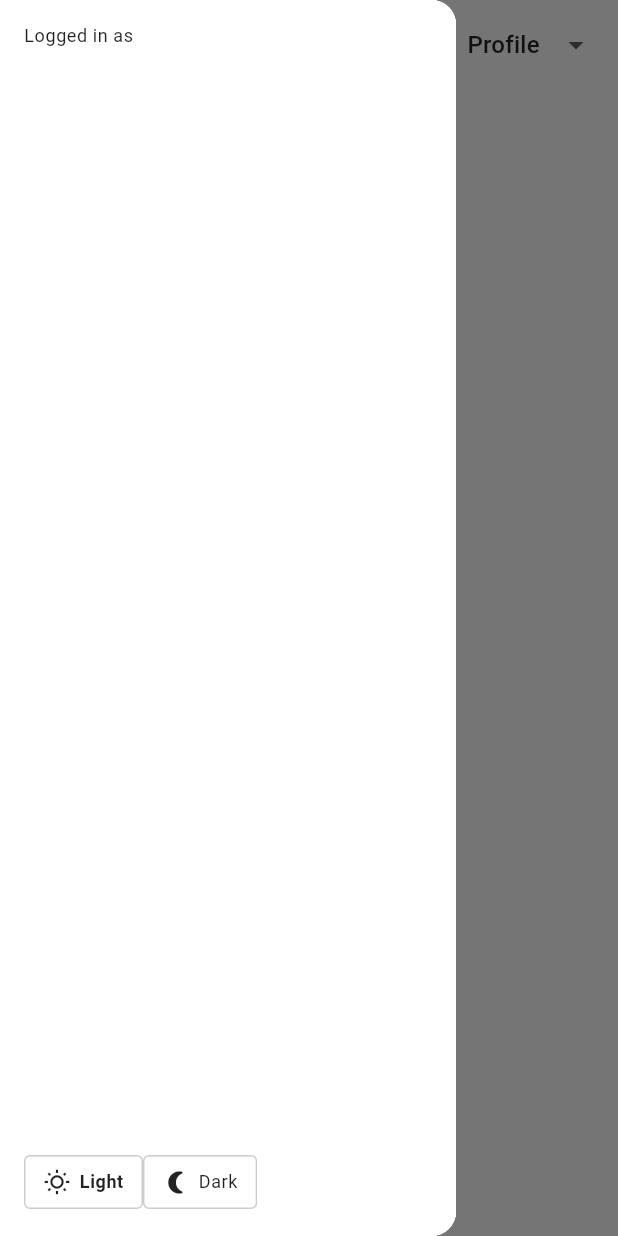
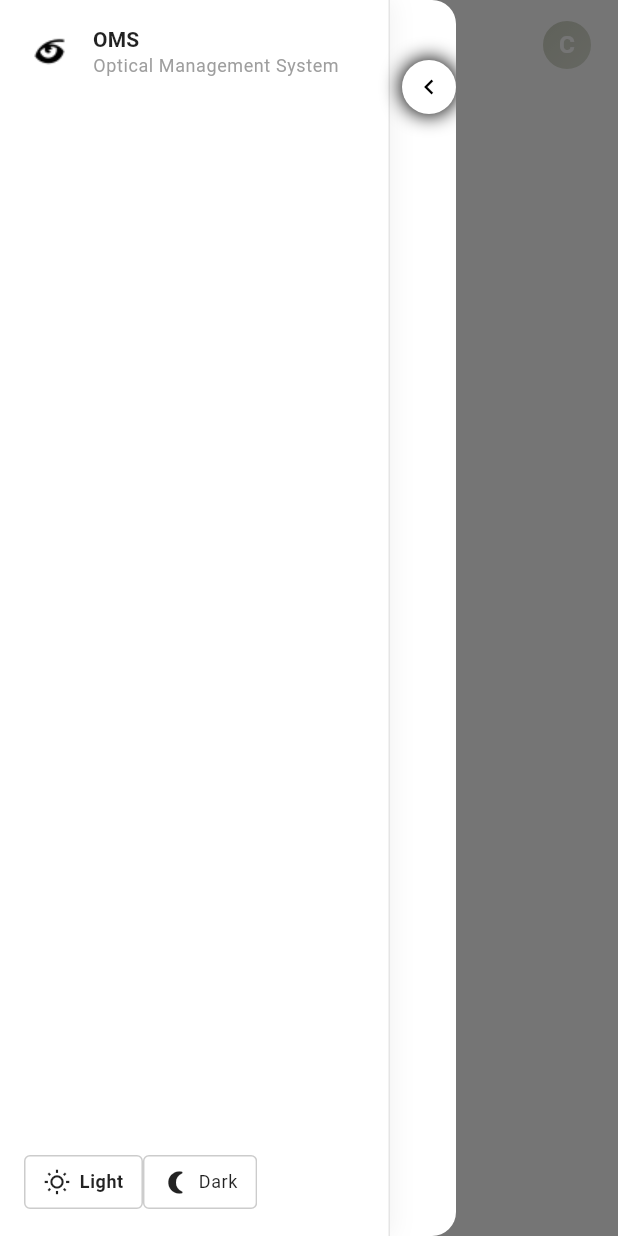
Before and after one commit to redaya88/krema-gms-web-flutter, a Flutter app: the DashboardView screen opened by its route, with the side drawer open, on a phone screen of 412 x 824 dp. Run offline on Flutter 3.47's test engine with Material 3 defaults, Android fonts, the phone set to English and light mode, and no system bars; our stand-ins replace get, get_storage; accounts and stored records are empty.

Commit message:
fix: handle half floating button

```diff
--- a/lib/core/widgets/sidebar_theme_toggle.dart
+++ b/lib/core/widgets/sidebar_theme_toggle.dart
@@ -1,7 +1,7 @@
 import 'package:flutter/material.dart';
 import 'package:get/get.dart';
 import '../../core/services/theme_service.dart';
-import 'package:krema_gms_web/core/widgets/theme_segmented_toggle.dart';
+import 'theme_segmented_toggle.dart';
 
 class SidebarThemeToggle extends StatelessWidget {
   final bool expanded;
--- /dev/null
+++ b/lib/core/widgets/user_avatar.dart
@@ -0,0 +1,92 @@
+import 'dart:math';
+import 'package:flutter/material.dart';
+
+class UserAvatar extends StatelessWidget {
+  final String username;
+  final String? imageUrl;
+  final double size;
+  final double borderWidth;
+  final Color borderColor;
+  final List<Color>? gradientColors;
+
+  const UserAvatar({
+    super.key,
+    required this.username,
+    this.imageUrl,
+    this.size = 40,
+    this.borderWidth = 2,
+    this.borderColor = Colors.white,
+    this.gradientColors,
+  });
+
+  /// Generate deterministic color from username
+  Color _generateColor(String text) {
+    final seed = text.hashCode & 0xFFFFFF;
+    final random = Random(seed);
+    return Color.fromARGB(
+      255,
+      150 + random.nextInt(105), // bright color range
+      150 + random.nextInt(105),
+      150 + random.nextInt(105),
+    );
+  }
+
+  /// Generate gradient from username
+  List<Color> _generateGradient(String text) {
+    final base = _generateColor(text);
+    return [
+      base.withOpacity(0.9),
+      base.withOpacity(0.6),
+    ];
+  }
+
+  @override
+  Widget build(BuildContext context) {
+    final initials = username.isNotEmpty ? username[0].toUpperCase() : '?';
+    final gradient = gradientColors ?? _generateGradient(username);
+
+    return Container(
+      width: size,
+      height: size,
+      decoration: BoxDecoration(
+        shape: BoxShape.circle,
+        gradient: LinearGradient(
+          colors: gradient,
+          begin: Alignment.topLeft,
+          end: Alignment.bottomRight,
+        ),
+
+        // border only — NO SHADOW
+        border: Border.all(
+          width: borderWidth,
+          color: borderColor,
+        ),
+      ),
+      child: ClipOval(
+        child: imageUrl != null && imageUrl!.isNotEmpty
+            ? Image.network(
+                imageUrl!,
+                fit: BoxFit.cover,
+                errorBuilder: (context, error, stack) {
+                  return _fallback(initials);
+                },
+              )
+            : _fallback(initials),
+      ),
+    );
+  }
+
+  /// Fallback to initial hero character
+  Widget _fallback(String initial) {
+    return Center(
+      child: Text(
+        initial,
+        style: TextStyle(
+          fontSize: size * 0.45,
+          color: Colors.white,
+          fontWeight: FontWeight.bold,
+        ),
+      ),
+    );
+  }
+}
--- a/lib/modules/dashboard/dashboard_sidebar.dart
+++ b/lib/modules/dashboard/dashboard_sidebar.dart
@@ -1,5 +1,6 @@
 import 'package:flutter/material.dart';
 import 'package:get/get.dart';
+
 import '../../core/services/auth_service.dart';
 import '../../core/services/theme_service.dart';
 import '../../core/widgets/sidebar_item.dart';
@@ -9,55 +10,109 @@ class DashboardSidebar extends StatelessWidget {
   final bool expanded;
   final String? selectedFeature;
   final Function(String) onFeatureSelect;
+  final VoidCallback onToggleExpand;
 
   DashboardSidebar({
     super.key,
     required this.expanded,
     required this.selectedFeature,
     required this.onFeatureSelect,
+    required this.onToggleExpand,
   });
 
   final themeService = Get.find<ThemeService>();
 
+  static const double _buttonSize = 36;
+  static const double _buttonRadius = _buttonSize / 2;
+
   @override
   Widget build(BuildContext context) {
     final theme = Theme.of(context);
+    final double panelWidth = expanded ? 260 : 78;
 
-    return Container(
+    return SizedBox(
+      width: panelWidth + _buttonRadius, // ⭐ KEY FIX
+      child: Stack(
+        clipBehavior: Clip.none,
+        children: [
+          // ---------- SIDEBAR PANEL ----------
+          AnimatedContainer(
+            duration: const Duration(milliseconds: 250),
+            width: panelWidth,
+            decoration: BoxDecoration(
               color: theme.colorScheme.surface,
+              border: Border(
+                right: BorderSide(
+                  color: theme.dividerColor.withOpacity(0.4),
+                  width: 1,
+                ),
+              ),
+              boxShadow: [
+                BoxShadow(
+                  color: Colors.black.withOpacity(0.05),
+                  blurRadius: 12,
+                  offset: const Offset(2, 0),
+                ),
+              ],
+            ),
             child: Column(
               crossAxisAlignment: CrossAxisAlignment.start,
               children: [
-          // HEADER
-          Container(
+                // ---------- HEADER ----------
+                Padding(
                   padding: const EdgeInsets.all(16),
                   child: expanded
-                ? Text(
-                    'Logged in as ${Get.find<AuthService>().currentUser.value?.username ?? ''}',
-                    style: theme.textTheme.bodySmall,
+                      ? Row(
+                          children: [
+                            Image.asset(
+                              'assets/icons/logo-small-light.png',
+                              width: 34,
+                              height: 34,
+                            ),
+                            const SizedBox(width: 12),
+                            Expanded(
+                              child: Column(
+                                crossAxisAlignment: CrossAxisAlignment.start,
+                                children: [
+                                  Text(
+                                    'OMS',
+                                    style: theme.textTheme.labelLarge
+                                        ?.copyWith(fontWeight: FontWeight.bold),
+                                  ),
+                                  Text(
+                                    'Optical Management System',
+                                    style: theme.textTheme.bodySmall
+                                        ?.copyWith(color: Colors.grey),
                                     overflow: TextOverflow.ellipsis,
+                                  ),
+                                ],
+                              ),
+                            ),
+                          ],
                         )
-                : const Icon(Icons.account_circle, size: 28),
+                      : Image.asset('assets/icons/logo-small-light.png'),
                 ),
 
                 const SizedBox(height: 12),
 
-          // FEATURE LIST
+                // ---------- FEATURES ----------
                 Expanded(
                   child: Obx(() {
                     final features = Get.find<AuthService>().features;
-              final isDark = theme.brightness == Brightness.dark;
+                    final isDark =
+                        theme.brightness == Brightness.dark;
 
                     return ListView.builder(
                       padding: EdgeInsets.zero,
                       itemCount: features.length,
-                itemBuilder: (_, index) {
-                  final feature = features[index];
+                      itemBuilder: (_, i) {
+                        final feature = features[i];
                         return SidebarItem(
                           expanded: expanded,
                           title: feature.name,
-                    iconPath:
-                        isDark ? feature.darkIconPath : feature.lightIconPath,
+                          iconPath: isDark
+                              ? feature.darkIconPath
+                              : feature.lightIconPath,
                           active: selectedFeature == feature.name,
                           onTap: () => onFeatureSelect(feature.name),
                         );
@@ -66,11 +121,22 @@ class DashboardSidebar extends StatelessWidget {
                   }),
                 ),
 
-          // THEME TOGGLE
+                // ---------- THEME TOGGLE ----------
                 Padding(
                   padding: const EdgeInsets.all(16),
-            child: SidebarThemeToggle(
+                  child: SidebarThemeToggle(expanded: expanded),
+                ),
+              ],
+            ),
+          ),
+
+          // ---------- FLOATING TOGGLE BUTTON ----------
+          Positioned(
+            top: 40,
+            right: 0, // 👈 no negative offset
+            child: _ExpandButton(
               expanded: expanded,
+              onTap: onToggleExpand,
             ),
           ),
         ],
@@ -78,3 +144,62 @@ class DashboardSidebar extends StatelessWidget {
     );
   }
 }
+
+/// ============================================================
+/// FLOATING BUTTON
+/// ============================================================
+class _ExpandButton extends StatefulWidget {
+  final bool expanded;
+  final VoidCallback onTap;
+
+  const _ExpandButton({
+    required this.expanded,
+    required this.onTap,
+  });
+
+  @override
+  State<_ExpandButton> createState() => _ExpandButtonState();
+}
+
+class _ExpandButtonState extends State<_ExpandButton> {
+  bool hovering = false;
+
+  @override
+  Widget build(BuildContext context) {
+    final theme = Theme.of(context);
+
+    return MouseRegion(
+      onEnter: (_) => setState(() => hovering = true),
+      onExit: (_) => setState(() => hovering = false),
+      child: AnimatedScale(
+        duration: const Duration(milliseconds: 150),
+        scale: hovering ? 1.12 : 1.0,
+        child: GestureDetector(
+          onTap: widget.onTap,
+          child: Container(
+            width: 36,
+            height: 36,
+            decoration: BoxDecoration(
+              color: theme.colorScheme.primary,
+              shape: BoxShape.circle,
+              boxShadow: const [
+                BoxShadow(
+                  color: Colors.black,
+                  blurRadius: 10,
+                  spreadRadius: 1,
+                ),
+              ],
+            ),
+            child: Icon(
+              widget.expanded
+                  ? Icons.chevron_left
+                  : Icons.chevron_right,
+              color: Colors.black,
+              size: 20,
+            ),
+          ),
+        ),
+      ),
+    );
+  }
+}
--- a/lib/modules/dashboard/dashboard_topbar.dart
+++ b/lib/modules/dashboard/dashboard_topbar.dart
@@ -1,6 +1,6 @@
 import 'package:flutter/material.dart';
-import 'package:get/get.dart';
-import '../../core/services/theme_service.dart';
+
+import '../../core/widgets/web_profile_menu.dart';
 
 class DashboardTopBar extends StatelessWidget {
   final bool isMobile;
@@ -30,47 +30,40 @@ class DashboardTopBar extends StatelessWidget {
       color: theme.colorScheme.surface,
       child: Row(
         children: [
-          if (isMobile)
-            IconButton(
-              icon: const Icon(Icons.menu),
-              onPressed: () => scaffoldKey.currentState?.openDrawer(),
-            ),
-
-          if (!isMobile)
-            IconButton(
-              icon: Icon(
-                isSidebarExpanded
-                    ? Icons.arrow_back_ios
-                    : Icons.arrow_forward_ios,
-              ),
-              onPressed: onToggleSidebar,
-            ),
-
+          // if (isMobile)
+          //   IconButton(
+          //     icon: const Icon(Icons.menu),
+          //     onPressed: () => scaffoldKey.currentState?.openDrawer(),
+          //   ),
+          // if (!isMobile)
+          //   IconButton(
+          //     icon: Icon(
+          //       isSidebarExpanded
+          //           ? Icons.arrow_back_ios
+          //           : Icons.arrow_forward_ios,
+          //     ),
+          //     onPressed: onToggleSidebar,
+          //   ),
           const Spacer(),
-
-          IconButton(
-            icon: Icon(
-              theme.brightness == Brightness.dark
-                  ? Icons.light_mode
-                  : Icons.dark_mode,
-            ),
-            onPressed: () => Get.find<ThemeService>().toggleTheme(),
+          WebProfileMenu(
+            username: "Cahya Nugraha",
+            role: "Administrator",
+            onSelect: (value) => onSelectProfileOption(value),
           ),
-
-          DropdownButtonHideUnderline(
-            child: DropdownButton<String>(
-              value: selectedProfileOption,
-              items: ['Profile', 'Settings', 'Logout']
-                  .map((e) => DropdownMenuItem(
-                        value: e,
-                        child: Text(e),
-                      ))
-                  .toList(),
-              onChanged: (value) {
-                if (value != null) onSelectProfileOption(value);
-              },
-            ),
-          ),
+          // DropdownButtonHideUnderline(
+          //   child: DropdownButton<String>(
+          //     value: selectedProfileOption,
+          //     items: ['Profile', 'Settings', 'Logout']
+          //         .map((e) => DropdownMenuItem(
+          //               value: e,
+          //               child: Text(e),
+          //             ))
+          //         .toList(),
+          //     onChanged: (value) {
+          //       if (value != null) onSelectProfileOption(value);
+          //     },
+          //   ),
+          // ),
         ],
       ),
     );
--- a/lib/modules/dashboard/dashboard_view.dart
+++ b/lib/modules/dashboard/dashboard_view.dart
@@ -21,27 +21,22 @@ class _DashboardViewState extends State<DashboardView> {
   String? selectedFeature;
 
   final authService = Get.find<AuthService>();
-  final List<String> profileOptions = ['Profile', 'Settings', 'Logout'];
 
   bool get isMobile => MediaQuery.of(context).size.width < 800;
 
   @override
   Widget build(BuildContext context) {
-    final theme = Theme.of(context);
-
     return Scaffold(
       key: _scaffoldKey,
 
-      // ---------- MOBILE SIDEBAR (DRAWER) ----------
+      // ---------- MOBILE SIDEBAR ----------
       drawer: isMobile
           ? Drawer(
-              child: SizedBox(
-                width: 260, // IMPORTANT – prevents ListTile crash
-                child: DashboardSidebar(
-                  expanded: true,
-                  selectedFeature: selectedFeature,
-                  onFeatureSelect: _onSelectFeature,
-                ),
+              child: DashboardSidebar(
+                expanded: true,
+                selectedFeature: selectedFeature,
+                onFeatureSelect: (f) => setState(() => selectedFeature = f),
+                onToggleExpand: () {},
               ),
             )
           : null,
@@ -50,18 +45,15 @@ class _DashboardViewState extends State<DashboardView> {
         children: [
           // ---------- DESKTOP SIDEBAR ----------
           if (!isMobile)
-            AnimatedContainer(
-              duration: const Duration(milliseconds: 300),
-              width: isSidebarExpanded ? 220 : 60,
-              color: theme.colorScheme.surface,
-              child: DashboardSidebar(
-                expanded: isSidebarExpanded,
-                selectedFeature: selectedFeature,
-                onFeatureSelect: _onSelectFeature,
-              ),
+            DashboardSidebar(
+              expanded: isSidebarExpanded,
+              selectedFeature: selectedFeature,
+              onFeatureSelect: (f) => setState(() => selectedFeature = f),
+              onToggleExpand: () =>
+                  setState(() => isSidebarExpanded = !isSidebarExpanded),
             ),
 
-          // ---------- MAIN PAGE ----------
+          // ---------- MAIN CONTENT ----------
           Expanded(
             child: Column(
               children: [
@@ -70,12 +62,10 @@ class _DashboardViewState extends State<DashboardView> {
                   isSidebarExpanded: isSidebarExpanded,
                   selectedProfileOption: selectedProfileOption,
                   scaffoldKey: _scaffoldKey,
-                  onToggleSidebar: () {
-                    setState(() => isSidebarExpanded = !isSidebarExpanded);
-                  },
+                  onToggleSidebar: () =>
+                      setState(() => isSidebarExpanded = !isSidebarExpanded),
                   onSelectProfileOption: _onSelectProfileOption,
                 ),
-
                 Expanded(
                   child: DashboardContent(
                     selectedFeature: selectedFeature,
@@ -89,18 +79,8 @@ class _DashboardViewState extends State<DashboardView> {
     );
   }
 
-  // ---------- FEATURE SELECTION ----------
-  void _onSelectFeature(String featureName) {
-    setState(() => selectedFeature = featureName);
-    if (isMobile) Navigator.pop(context); // close mobile drawer
-  }
-
-  // ---------- PROFILE MENU ----------
   void _onSelectProfileOption(String value) {
     setState(() => selectedProfileOption = value);
-
-    if (value == 'Logout') {
-      authService.logout();
-    }
+    if (value == 'Logout') authService.logout();
   }
 }
```
Also changed, not shown: lib/core/widgets/sidebar_toggle_button.dart (added, +59 -0 lines), lib/core/widgets/web_profile_menu.dart (added, +299 -0 lines), assets/icons/logo-medium-dark.png (added), assets/icons/logo-medium-light.png (added), assets/icons/logo-small-dark.png (added), assets/icons/logo-small-light.png (added), 9 other files. Lines whose indentation alone changed are shown as unchanged.
